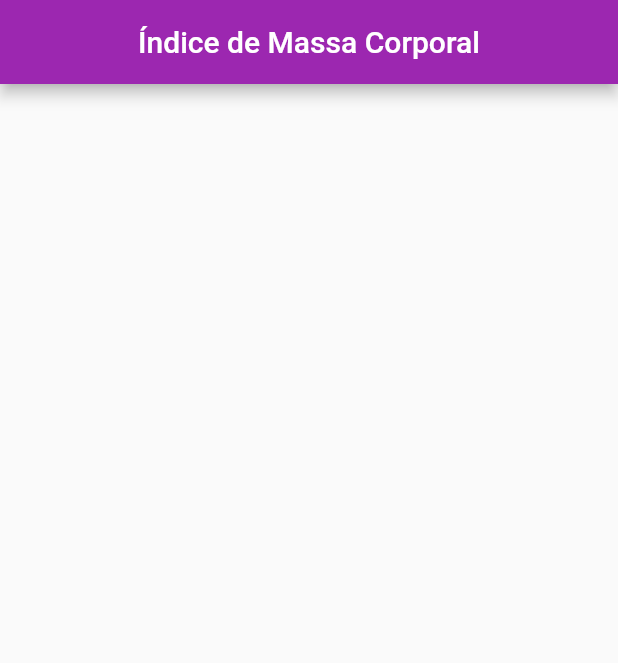
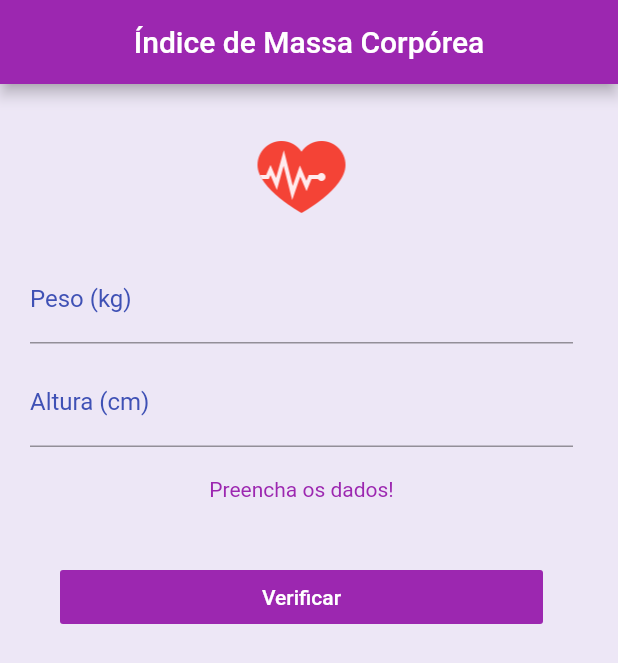
Before and after one commit to brandaoti/calcular-imc, a Flutter app: the screen it shows after launch, on a phone screen of 412 x 824 dp. Shown: the top 663 px of the screen. Run offline on Flutter 3.47's test engine with Material 2 defaults, Android fonts, the phone set to English and light mode, and no system bars.

```diff
--- a/lib/main.dart
+++ b/lib/main.dart
@@ -1,19 +1,4 @@
-
-import 'package:calcular_imc/pages/home/home_page.dart';
+import 'package:calcular_imc/ui/android/pages/material_app.dart';
 import 'package:flutter/material.dart';
 
-void main() => runApp(MyApp());
-
-class MyApp extends StatelessWidget {
-
-  @override
-  Widget build(BuildContext context) {
-    return MaterialApp(
-      title: "Calcular IMC",
-      theme: ThemeData(
-        primaryColor: Colors.blue,
-      ),
-      home: HomePage(),
-    );
-  }
-}
+void main() => runApp(MyMaterialApp());
--- a/lib/pages/home/home_page.dart
+++ /dev/null
@@ -1,19 +0,0 @@
-import 'package:flutter/material.dart';
-
-class HomePage extends StatefulWidget {
-  @override
-  _HomePageState createState() => _HomePageState();
-}
-
-class _HomePageState extends State<HomePage> {
-  @override
-  Widget build(BuildContext context) {
-    return Scaffold(
-      appBar: AppBar(
-        title: Text("Índice de Massa Corporal"),
-        backgroundColor: Colors.purple,
-        centerTitle: true,
-      ),
-    );
-  }
-}
--- /dev/null
+++ b/lib/ui/android/pages/home_page.dart
@@ -0,0 +1,115 @@
+import 'package:flutter/material.dart';
+
+class HomePage extends StatefulWidget {
+  @override
+  _HomePageState createState() => _HomePageState();
+}
+
+class _HomePageState extends State<HomePage> {
+  @override
+  Widget build(BuildContext context) {
+    return Scaffold(
+      appBar: AppBar(
+        title: Text("Índice de Massa Corpórea"),
+        backgroundColor: Colors.purple,
+        centerTitle: true,
+      ),
+
+      backgroundColor: Colors.deepPurple[50], // Cor do fundo
+/*
+      drawer: Drawer(
+        child: ListView(
+          padding: EdgeInsets.zero,
+          children: <Widget>[
+            DrawerHeader(
+              decoration: BoxDecoration(color: Colors.purple[300]),
+              child: Text(
+                "Testando",
+                style: TextStyle(
+                  color: Colors.white,
+                  fontSize: 24.0,
+                ),
+              ),
+            ),
+
+            ListTile(
+              leading: Icon(Icons.settings),
+              title: Text('settings'),
+            ),
+          ],
+        ),
+      ),
+*/
+
+      body: Container(
+        padding: EdgeInsets.only(
+          left: 20.0, // Left
+          top: 30.0, // Top
+          right: 30.0, // Right
+          //0.0, // Bottom
+        ),
+        child: ListView(
+          children: <Widget>[
+            //Icon(Icons.person, size: 100.0),
+            SizedBox(
+              width: 64,
+              height: 64,
+              child: Image.asset("assets/imagens/heart.png"),
+            ),
+
+            SizedBox(
+              height: 20.0,
+            ),
+
+            TextFormField(
+              keyboardType: TextInputType.number,
+              decoration: InputDecoration(
+                labelText: "Peso (kg)",
+                labelStyle: TextStyle(color: Colors.indigo),
+              ),
+              textAlign: TextAlign.justify,
+              style: TextStyle(color: Colors.black),
+            ),
+
+            SizedBox(
+              height: 10.0,
+            ),
+
+            TextFormField(
+              keyboardType: TextInputType.number,
+              decoration: InputDecoration(
+                labelText: "Altura (cm)",
+                labelStyle: TextStyle(color: Colors.indigo),
+              ),
+              textAlign: TextAlign.justify,
+              style: TextStyle(color: Color(0xFFCE93D8)),
+            ),
+
+            Padding(
+              padding: EdgeInsets.all(20.0),
+              child: Text(
+                "Preencha os dados!",
+                style: TextStyle(color: Colors.purple),
+                textAlign: TextAlign.center,
+              ),
+            ),
+
+            Padding(
+              padding: EdgeInsets.all(20.0),
+              child: FlatButton(
+                color: Theme.of(context).primaryColor,
+                child: Text(
+                  "Verificar",
+                  style: TextStyle(
+                    color: Colors.white,
+                  ),
+                ),
+                onPressed: () {}, // Chamar a função pra startar o botão
+              ),
+            ),
+          ],
+        ),
+      ),
+    );
+  }
+}
--- /dev/null
+++ b/lib/ui/android/pages/material_app.dart
@@ -0,0 +1,15 @@
+import 'package:calcular_imc/ui/android/pages/home_page.dart';
+import 'package:flutter/material.dart';
+
+class MyMaterialApp extends StatelessWidget {
+  @override
+  Widget build(BuildContext context) {
+    return MaterialApp(
+      title: "Calcular IMC",
+      theme: ThemeData(
+        primaryColor: Colors.purple,
+      ),
+      home: HomePage(),
+    );
+  }
+}
```
Also changed, not shown: assets/imagens/heart.png.
